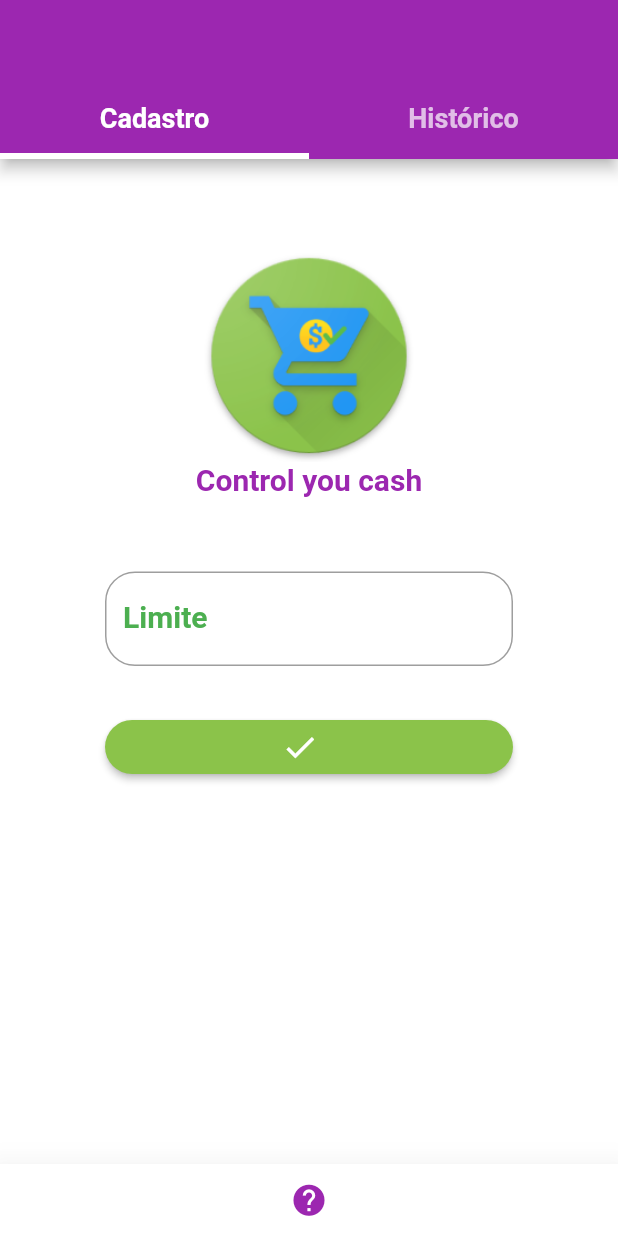
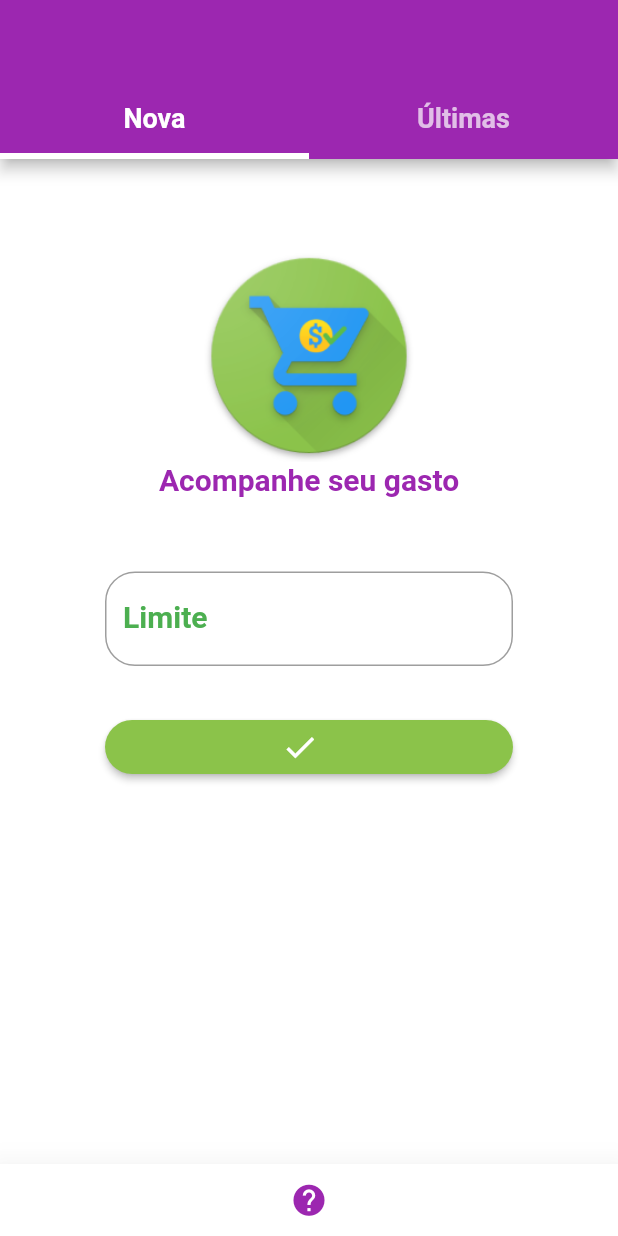
Before and after one commit to Fabricio-arjo/feira_facil, a Flutter app: the screen it shows after launch, on a phone screen of 412 x 824 dp. Run offline on Flutter 3.47's test engine with Material 2 defaults, Android fonts, the phone set to English and light mode, and no system bars; our stand-ins replace sqflite; missing offline and left inert: dart:ffi; accounts and stored records are empty.

```diff
--- a/lib/AdicionarCompra.dart
+++ b/lib/AdicionarCompra.dart
@@ -56,8 +56,8 @@ class _AdicionarCompraState extends State<AdicionarCompra> {
 
     valorController.clear();
 
-    Navigator.push(
-        context, MaterialPageRoute(builder: (context) => ListaCompras()));
+    /*Navigator.push(
+        context, MaterialPageRoute(builder: (context) => ListaCompras()));*/
 
 
   }
@@ -67,31 +67,12 @@ class _AdicionarCompraState extends State<AdicionarCompra> {
   @override
   Widget build(BuildContext context) {
 
-  PageController pageController = PageController();
+
 
 
   return Scaffold(
 
-      /*appBar: AppBar(
-        leading: IconButton(
-            icon: Icon(
-              Icons.history,
-              color: Colors.white,
-            ),
-            onPressed: (){
-              Navigator.push(context,
-                  MaterialPageRoute(builder: (context) => ListaCompras()));
-            }),
-        backgroundColor: Colors.purple,
-        title: Text(
-          "shopping_cart",
-          style: TextStyle(
-            fontStyle: FontStyle.normal,
-            fontWeight: FontWeight.bold,
-          ),
-        ),
-        centerTitle: true,
-      ),*/
+
       backgroundColor: Colors.white,
       body: SingleChildScrollView(
         reverse: true,
@@ -108,15 +89,11 @@ class _AdicionarCompraState extends State<AdicionarCompra> {
                     width: 142,
                     height: 142,
                   ),
-                  /*child: Icon(
-                    Icons.shopping_cart,
-                    size: 100.0,
-                    color: Colors.purple,
-                  ),*/
+
                 ),
                 Center(
                   child: Text(
-                    "Control you cash",
+                    "Acompanhe seu gasto",
                     style: TextStyle(
                         color: Colors.purple,
                         fontWeight: FontWeight.bold,
--- a/lib/Home.dart
+++ b/lib/Home.dart
@@ -52,18 +52,21 @@ class _HomeState extends State<Home> with SingleTickerProviderStateMixin {
                   controller: _tabController,
                   indicatorColor: Colors.white,
                   tabs: <Widget>[
-                          Tab(text: "Cadastro"),
-                          Tab(text: "Histórico")
+                          Tab(text: "Nova"),
+                          Tab(text: "Últimas")
                   ],
 
                 )
             ),
 
             body: TabBarView(
+
                 controller: _tabController,
                 children: <Widget>[
+
                   AdicionarCompra(),
                   ListaCompras(),
+
                 ],
               ),
 
```
Also changed, not shown: lib/CarrinhoCompra.dart (+14 -40 lines), lib/ListaCompras.dart (+140 -7 lines), lib/helper/DatabaseHelper.dart (+6 -3 lines).
